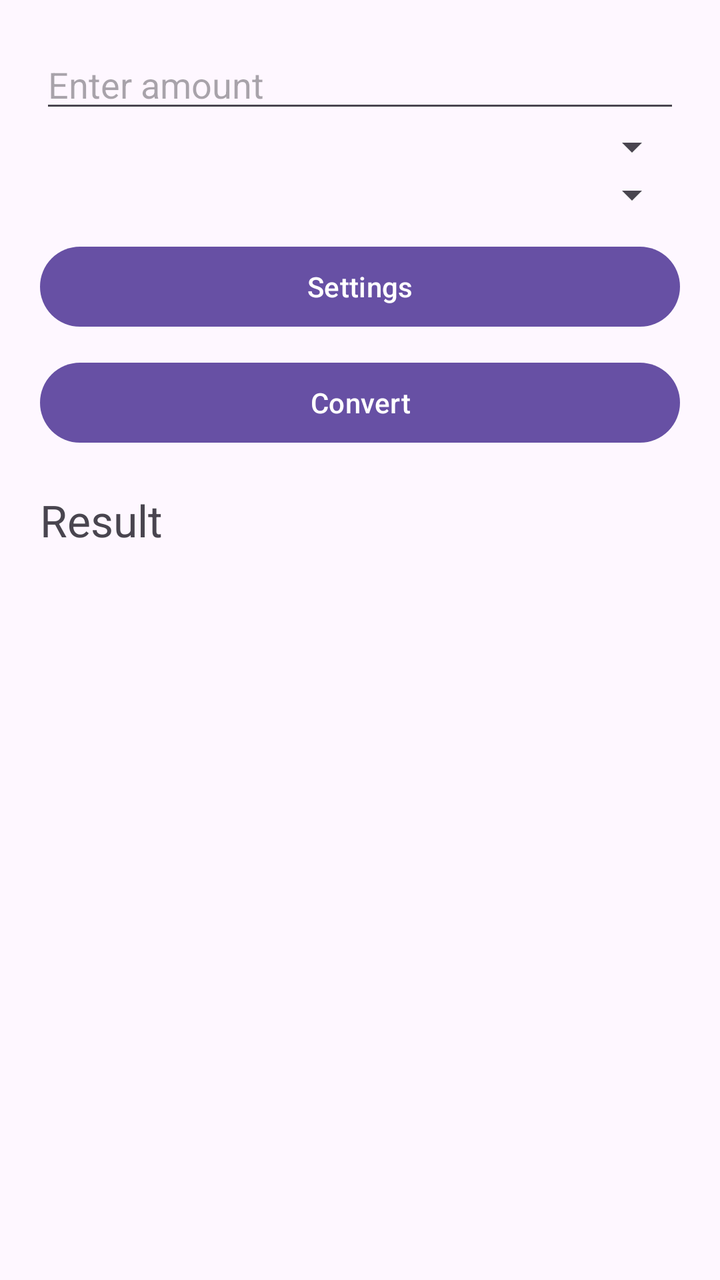
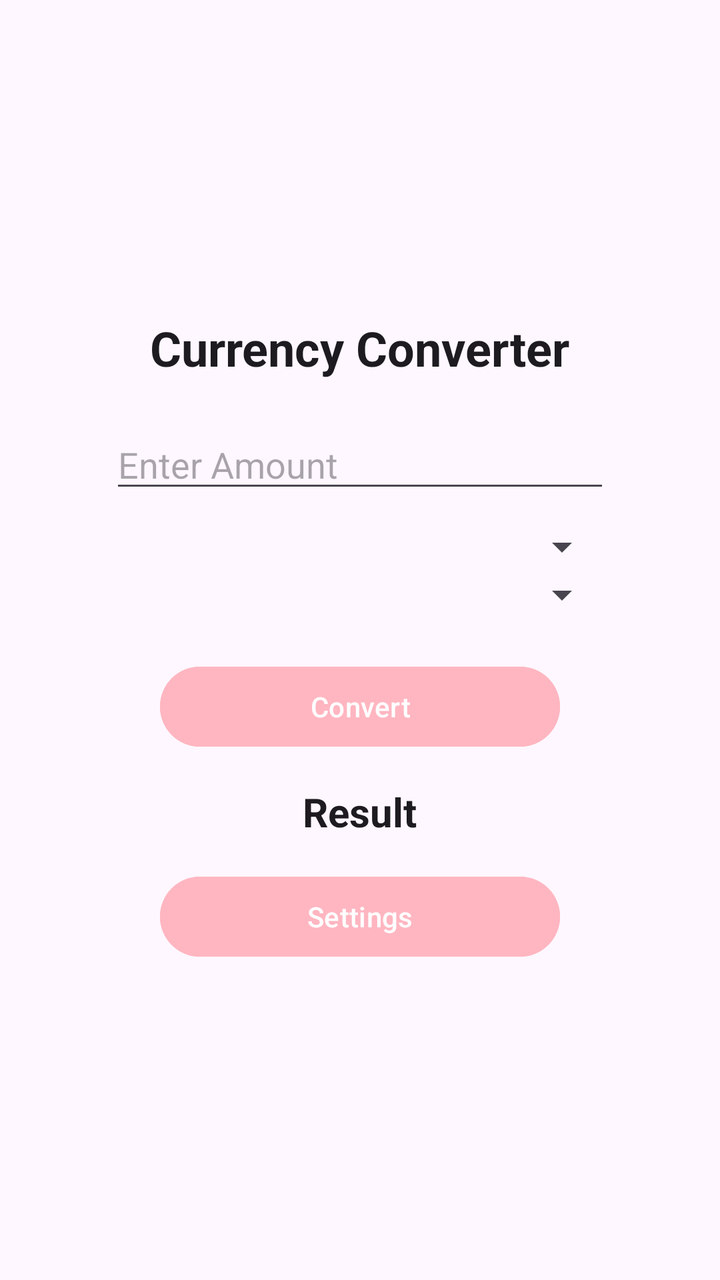

Screens rendered from an Android XML layout before and after an edit, with the pre-edit source and the edit as a unified diff.
<!-- AndroidManifest.xml: application theme Theme.CurrencyConverter -->
<!-- res/layout/activity_main.xml -->
<?xml version="1.0" encoding="utf-8"?>
<LinearLayout
    xmlns:android="http://schemas.android.com/apk/res/android"
    android:orientation="vertical"
    android:padding="20dp"
    android:layout_width="match_parent"
    android:layout_height="match_parent">

    <EditText
        android:id="@+id/amount"
        android:hint="Enter amount"
        android:inputType="numberDecimal"
        android:layout_width="match_parent"
        android:layout_height="wrap_content"/>

    <Spinner
        android:id="@+id/fromCurrency"
        android:layout_width="match_parent"
        android:layout_height="wrap_content"/>

    <Spinner
        android:id="@+id/toCurrency"
        android:layout_width="match_parent"
        android:layout_height="wrap_content"/>

    <Button
        android:id="@+id/settingsBtn"
        android:text="Settings"
        android:layout_width="match_parent"
        android:layout_height="wrap_content"
        android:layout_marginTop="10dp"/>

    <Button
        android:id="@+id/convertBtn"
        android:text="Convert"
        android:layout_width="match_parent"
        android:layout_height="wrap_content"
        android:layout_marginTop="10dp"/>

    <TextView
        android:id="@+id/result"
        android:text="Result"
        android:textSize="22sp"
        android:paddingTop="20dp"
        android:layout_width="match_parent"
        android:layout_height="wrap_content"/>

</LinearLayout>
<!-- resources referenced by this layout -->
<resources>
  <style name="Theme.CurrencyConverter" parent="Base.Theme.CurrencyConverter" />
  <style name="Base.Theme.CurrencyConverter" parent="Theme.Material3.DayNight.NoActionBar">
          
          
      </style>
</resources>

<!-- the commit's change to res/layout/activity_main.xml (unified diff, before → after) -->
@@ -2,47 +2,66 @@
 <LinearLayout
     xmlns:android="http://schemas.android.com/apk/res/android"
     android:orientation="vertical"
+    android:gravity="center"
     android:padding="20dp"
+    android:background="?android:colorBackground"
     android:layout_width="match_parent"
     android:layout_height="match_parent">
 
+    <TextView
+        android:id="@+id/title"
+        android:text="Currency Converter"
+        android:textSize="24sp"
+        android:textStyle="bold"
+        android:textColor="?android:textColorPrimary"
+        android:layout_marginBottom="20dp"
+        android:layout_width="wrap_content"
+        android:layout_height="wrap_content"/>
+
     <EditText
         android:id="@+id/amount"
-        android:hint="Enter amount"
+        android:hint="Enter Amount"
         android:inputType="numberDecimal"
-        android:layout_width="match_parent"
-        android:layout_height="wrap_content"/>
+        android:layout_width="250dp"
+        android:layout_height="wrap_content"
+        android:layout_marginBottom="10dp"/>
 
     <Spinner
         android:id="@+id/fromCurrency"
-        android:layout_width="match_parent"
+        android:layout_width="250dp"
         android:layout_height="wrap_content"/>
 
     <Spinner
         android:id="@+id/toCurrency"
-        android:layout_width="match_parent"
-        android:layout_height="wrap_content"/>
-
-    <Button
-        android:id="@+id/settingsBtn"
-        android:text="Settings"
-        android:layout_width="match_parent"
+        android:layout_width="250dp"
         android:layout_height="wrap_content"
-        android:layout_marginTop="10dp"/>
+        android:layout_marginBottom="10dp"/>
 
     <Button
         android:id="@+id/convertBtn"
         android:text="Convert"
-        android:layout_width="match_parent"
+        android:backgroundTint="#FFB6C1"
+        android:layout_width="200dp"
         android:layout_height="wrap_content"
         android:layout_marginTop="10dp"/>
 
     <TextView
         android:id="@+id/result"
         android:text="Result"
-        android:textSize="22sp"
-        android:paddingTop="20dp"
-        android:layout_width="match_parent"
+        android:textSize="20sp"
+        android:textStyle="bold"
+        android:textColor="?android:textColorPrimary"
+        android:gravity="center"
+        android:layout_marginTop="15dp"
+        android:layout_width="wrap_content"
         android:layout_height="wrap_content"/>
 
+    <Button
+        android:id="@+id/settingsBtn"
+        android:text="Settings"
+        android:backgroundTint="#FFB6C1"
+        android:layout_width="200dp"
+        android:layout_height="wrap_content"
+        android:layout_marginTop="15dp"/>
+
 </LinearLayout>
